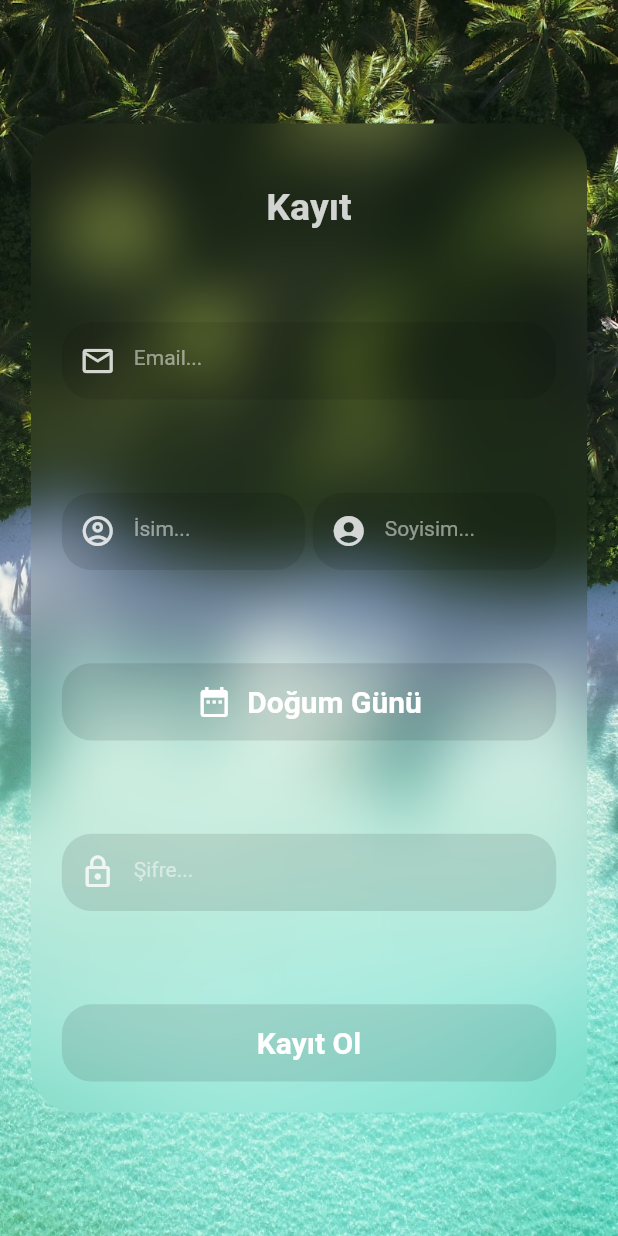
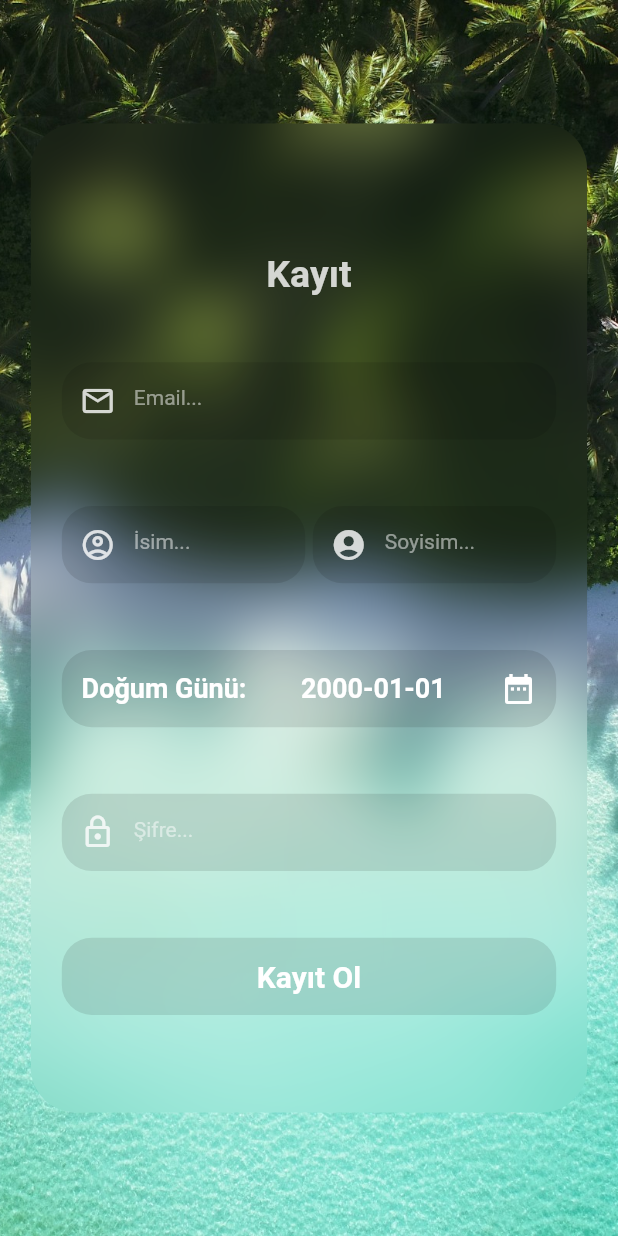
Before and after one commit to ogzhnoztrk/kanver_flutter_app, a Flutter app: the RegisterPage screen opened directly, on a phone screen of 412 x 824 dp. Run offline on Flutter 3.47's test engine with Material 2 defaults, Android fonts, the phone set to English and light mode, and no system bars; our stand-ins replace cloud_firestore, firebase_auth, firebase_core, flutter_riverpod; accounts and stored records are empty.

Commit message:
kayıt ol sayfası yeniden yapıldı

```diff
--- a/lib/view/pages/authentication/register_page.dart
+++ b/lib/view/pages/authentication/register_page.dart
@@ -20,7 +20,7 @@ class _RegisterPageState extends State<RegisterPage> {
   late TextEditingController passwordTextController;
   late TextEditingController firstNameTextController;
   late TextEditingController lastNameTextController;
-  late DateTime? _selectedDate;
+  late DateTime _selectedDate;
 
   @override
   void initState() {
@@ -30,6 +30,7 @@ class _RegisterPageState extends State<RegisterPage> {
     firstNameTextController = TextEditingController();
     passwordTextController = TextEditingController();
     lastNameTextController = TextEditingController();
+    _selectedDate = DateTime(2000);
     super.initState();
   }
 
@@ -69,7 +70,7 @@ class _RegisterPageState extends State<RegisterPage> {
                               width: size.width * .9,
                               child: Column(
                                 mainAxisAlignment:
-                                    MainAxisAlignment.spaceBetween,
+                                    MainAxisAlignment.spaceEvenly,
                                 children: [
                                   // Register TITLE
                                   Padding(
@@ -135,6 +136,7 @@ class _RegisterPageState extends State<RegisterPage> {
                                     onTap: () {
                                       _showDatePicker(context).then((value) {
                                         _selectedDate = value;
+                                        setState(() {});
                                       });
                                     },
                                     child: Container(
@@ -146,22 +148,33 @@ class _RegisterPageState extends State<RegisterPage> {
                                           borderRadius:
                                               BorderRadius.circular(20),
                                         ),
-                                        child: const Row(
+                                        child: Row(
                                           mainAxisAlignment:
-                                              MainAxisAlignment.center,
+                                              MainAxisAlignment.spaceEvenly,
                                           children: [
+                                            Text(
+                                              'Doğum Günü:',
+                                              style: TextStyle(
+                                                color: Colors.white,
+                                                fontSize: 18,
+                                                fontWeight: FontWeight.w600,
+                                              ),
+                                            ),
+                                            SizedBox(width: 10),
+                                            Text(
+                                              _selectedDate == null
+                                                  ? ""
+                                                  : "${(_selectedDate.toString()).split(" ").first}",
+                                              style: TextStyle(
+                                                color: Colors.white,
+                                                fontSize: 18,
+                                                fontWeight: FontWeight.w600,
+                                              ),
+                                            ),
+                                            SizedBox(width: 10),
                                             Icon(
                                               Icons.date_range,
                                               color: Colors.white,
-                                            ),
-                                            SizedBox(width: 10),
-                                            Text(
-                                              'Doğum Günü',
-                                              style: TextStyle(
-                                                color: Colors.white,
-                                                fontSize: 20,
-                                                fontWeight: FontWeight.w600,
-                                              ),
                                             ),
                                           ],
                                         )),
@@ -245,7 +258,7 @@ class _RegisterPageState extends State<RegisterPage> {
   Future<DateTime> _showDatePicker(BuildContext context) async {
     final DateTime? selectedDate = await showDatePicker(
       context: context,
-      initialDate: DateTime(DateTime.now().year - 20),
+      initialDate: _selectedDate,
       firstDate: DateTime(1950),
       lastDate: DateTime(DateTime.now().year - 18),
     );
```
